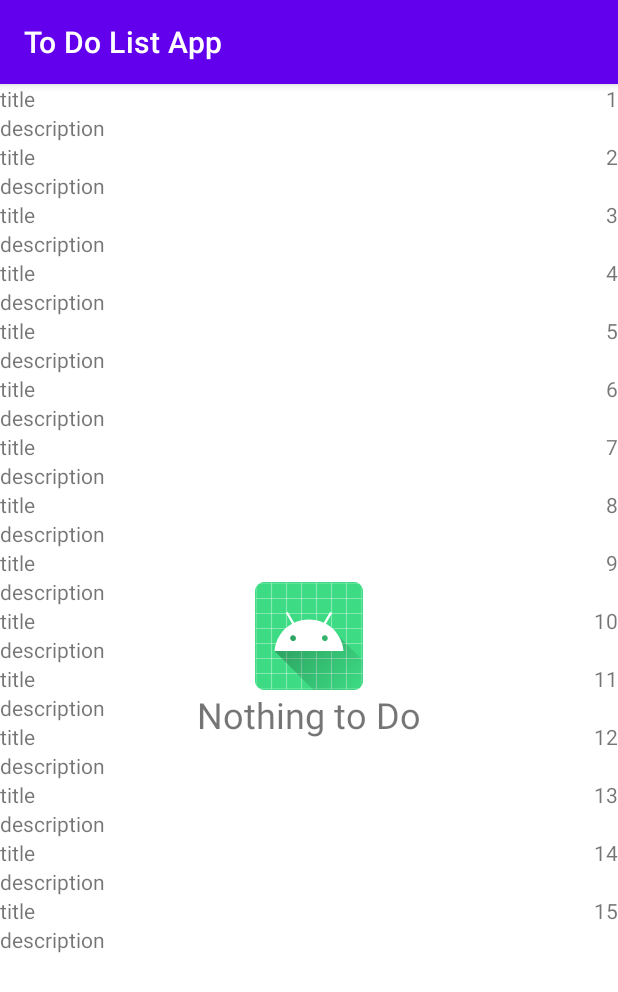
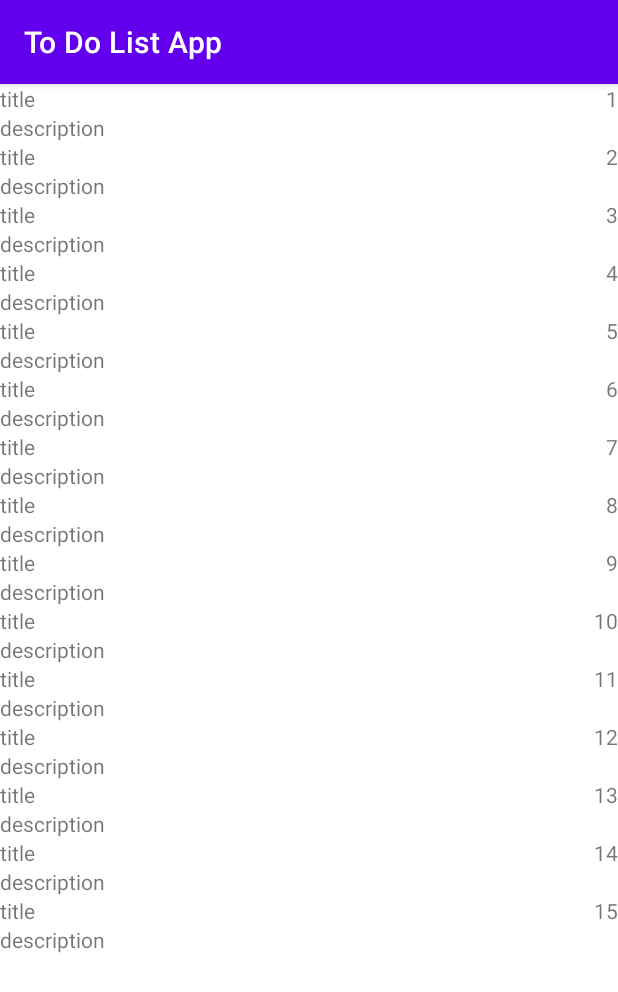
Before and after one commit to LitvyakovSerg/ToDoListApp, an Android app: the screen it shows after launch (MainActivity), on a phone screen of 412 x 824 dp. Shown: the top 992 px of the screen. Run offline under Robolectric (Android 15) with nearby library versions, the phone set to English and light mode, and no system bars.

Commit message:
Add hide stubContainer

```diff
--- a/app/src/main/java/com/example/android/todolistapp/MainActivity.kt
+++ b/app/src/main/java/com/example/android/todolistapp/MainActivity.kt
@@ -3,10 +3,16 @@ package com.example.android.todolistapp
 import androidx.appcompat.app.AppCompatActivity
 import android.os.Bundle
 import android.util.Log
+import android.view.View.INVISIBLE
+import android.view.View.VISIBLE
+import android.widget.LinearLayout
 import androidx.recyclerview.widget.LinearLayoutManager
 import androidx.recyclerview.widget.RecyclerView
 
 class MainActivity : AppCompatActivity() {
+
+    private lateinit var stubContainer: LinearLayout
+
     override fun onCreate(savedInstanceState: Bundle?) {
         super.onCreate(savedInstanceState)
         setContentView(R.layout.activity_main)
@@ -14,6 +20,7 @@ class MainActivity : AppCompatActivity() {
 
         // getting the recyclerview by its id
         val recyclerview = findViewById<RecyclerView>(R.id.mainRecyclerView)
+        stubContainer = findViewById(R.id.mainNoItemContainer)
 
         // this creates a vertical layout Manager
         recyclerview.layoutManager = LinearLayoutManager(this)
@@ -30,10 +37,14 @@ class MainActivity : AppCompatActivity() {
         val listSize = data.size
         Log.d("lstag", "list size $listSize")
 
-        if (listSize > 0) {
-
+        if (data.isEmpty()) {
+            Log.d("testingIfElse", "List is empty")
+            stubContainer.visibility = VISIBLE
+            recyclerview.visibility = INVISIBLE
         } else {
-
+            Log.d("testingIfElse", "List is NOT empty")
+            stubContainer.visibility = INVISIBLE
+            recyclerview.visibility = VISIBLE
         }
 
         // This will pass the ArrayList to our Adapter
```
